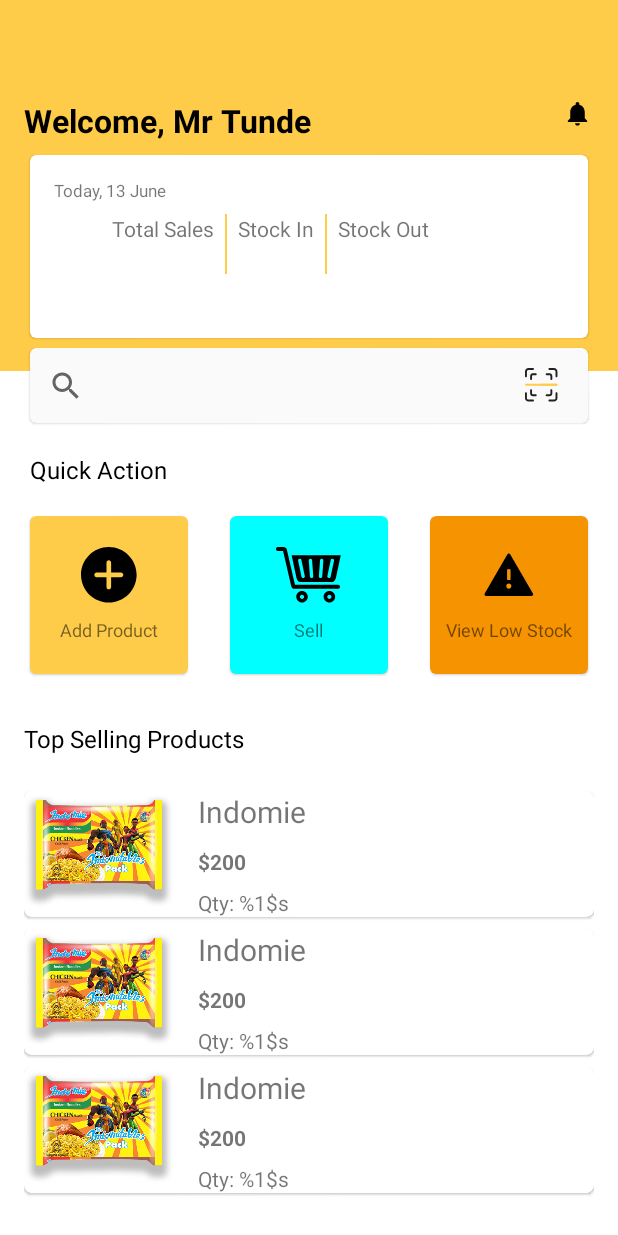
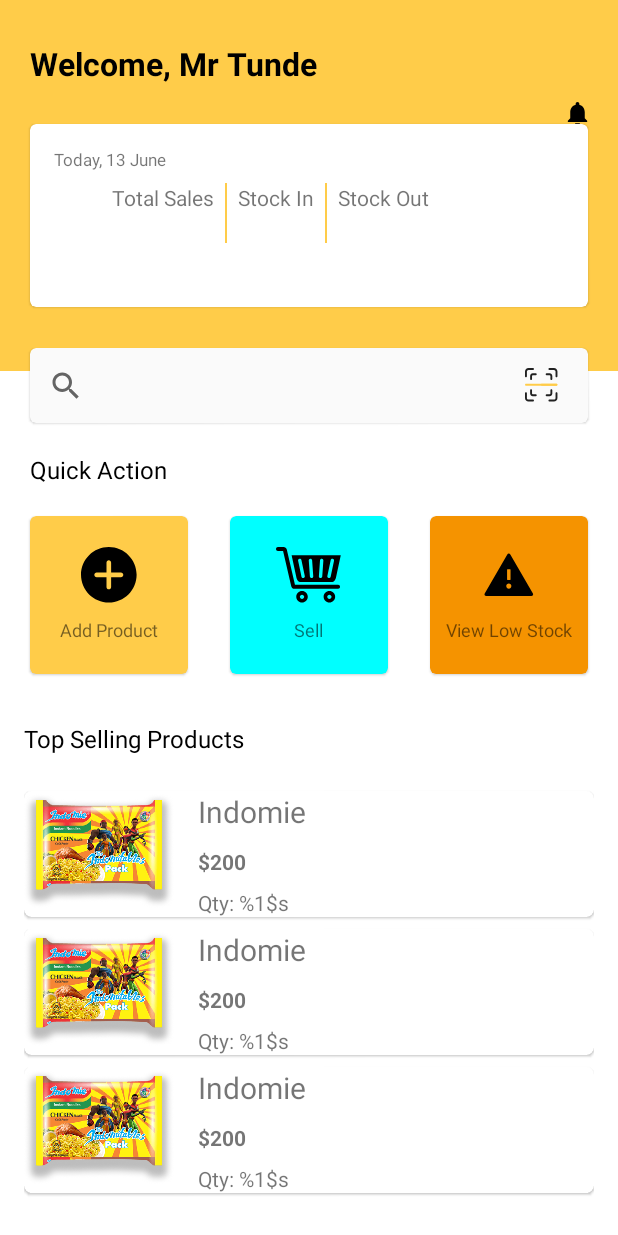
Before and after one commit to t2dbabz/Stocka, an Android app: the layout fragment_home.xml on its own in the app's theme, with its tools: preview values and no code run, on a phone screen of 412 x 824 dp. Run offline under Robolectric (Android 15) with nearby library versions, the phone set to English and light mode, and no system bars.

Commit message:
Create SharedViewModel.kt class

```diff
--- a/app/src/main/java/com/example/pjt114/stocka/MainActivity.kt
+++ b/app/src/main/java/com/example/pjt114/stocka/MainActivity.kt
@@ -3,6 +3,7 @@ package com.example.pjt114.stocka
 import androidx.appcompat.app.AppCompatActivity
 import android.os.Bundle
 import android.view.View
+import androidx.lifecycle.ViewModelProvider
 import androidx.navigation.NavController
 import androidx.navigation.findNavController
 import androidx.navigation.fragment.NavHostFragment
@@ -11,15 +12,18 @@ import androidx.navigation.ui.navigateUp
 import androidx.navigation.ui.setupActionBarWithNavController
 import androidx.navigation.ui.setupWithNavController
 import com.example.pjt114.stocka.databinding.ActivityMainBinding
+import com.example.pjt114.stocka.viewmodel.SharedViewModel
 import com.google.android.material.bottomnavigation.BottomNavigationView
 
 class MainActivity : AppCompatActivity() {
+    lateinit var viewModel: SharedViewModel
     private lateinit var navController: NavController
     private lateinit var appBarConfiguration: AppBarConfiguration
     override fun onCreate(savedInstanceState: Bundle?) {
+        super.onCreate(savedInstanceState)
 
+        viewModel = ViewModelProvider(this).get(SharedViewModel::class.java)
 
-        super.onCreate(savedInstanceState)
         val binding = ActivityMainBinding.inflate(layoutInflater)
         setContentView(binding.root)
 
--- /dev/null
+++ b/app/src/main/java/com/example/pjt114/stocka/viewmodel/SharedViewModel.kt
@@ -0,0 +1,6 @@
+package com.example.pjt114.stocka.viewmodel
+
+import androidx.lifecycle.ViewModel
+
+class SharedViewModel(): ViewModel() {
+}
--- a/app/src/main/res/layout/fragment_home.xml
+++ b/app/src/main/res/layout/fragment_home.xml
@@ -21,15 +21,14 @@
             style="@style/TextAppearance.MaterialComponents.Headline5"
             android:layout_width="0dp"
             android:layout_height="wrap_content"
-            android:layout_marginStart="16dp"
-            android:layout_marginTop="66dp"
+            android:layout_marginTop="28dp"
             android:layout_marginEnd="114dp"
             android:text="Welcome, Mr Tunde"
             android:textSize="21sp"
             android:textStyle="bold"
             app:layout_constraintEnd_toStartOf="@+id/notification_icon"
-            app:layout_constraintHorizontal_bias="0.284"
-            app:layout_constraintStart_toStartOf="parent"
+            app:layout_constraintHorizontal_bias="0.0"
+            app:layout_constraintStart_toStartOf="@+id/salesOverview_cardView"
             app:layout_constraintTop_toTopOf="parent" />
 
         <ImageView
@@ -47,7 +46,7 @@
             android:layout_width="0dp"
             android:layout_height="122dp"
             android:layout_marginStart="20dp"
-            android:layout_marginTop="19dp"
+            android:layout_marginTop="16dp"
             android:layout_marginEnd="20dp"
             android:layout_marginBottom="33dp"
             app:layout_constraintBottom_toBottomOf="parent"
--- a/app/src/main/res/navigation/nav_graph.xml
+++ b/app/src/main/res/navigation/nav_graph.xml
@@ -3,7 +3,7 @@
     xmlns:app="http://schemas.android.com/apk/res-auto"
     xmlns:tools="http://schemas.android.com/tools"
     android:id="@+id/nav_graph"
-    app:startDestination="@id/accountSetUpFragment">
+    app:startDestination="@id/homeFragment">
     <fragment
         android:id="@+id/viewPagerFragment"
         android:name="com.example.pjt114.stocka.ui.onboarding.ViewPagerFragment"
```
Also changed, not shown: app/build.gradle (+19 -1 lines).
